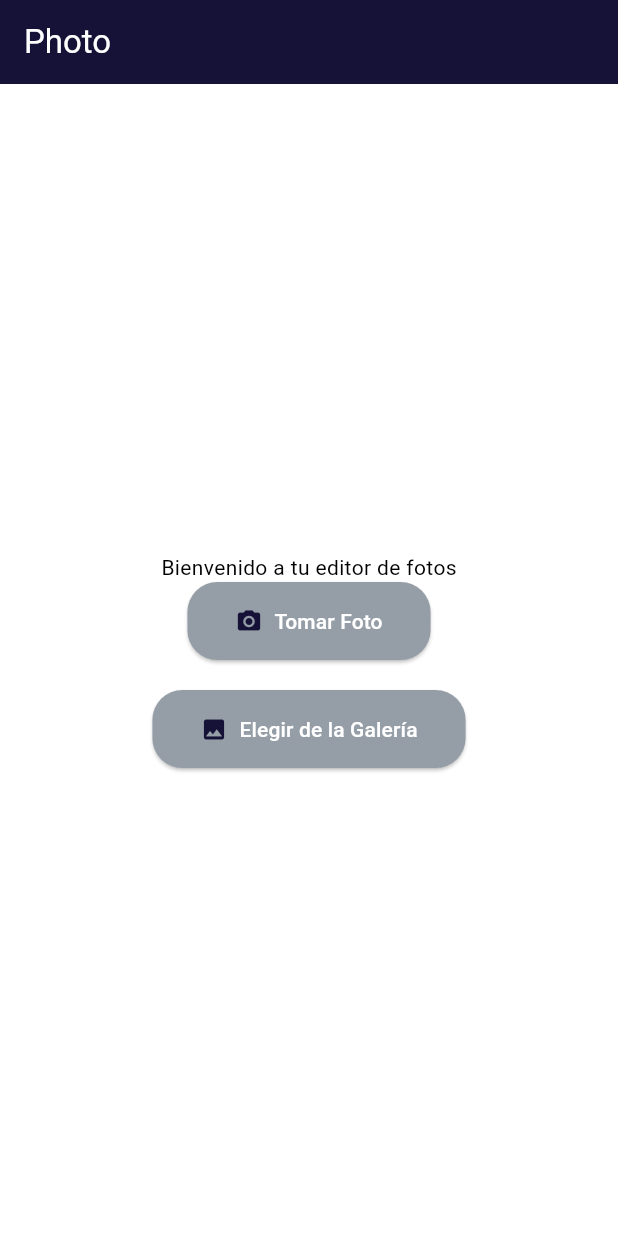
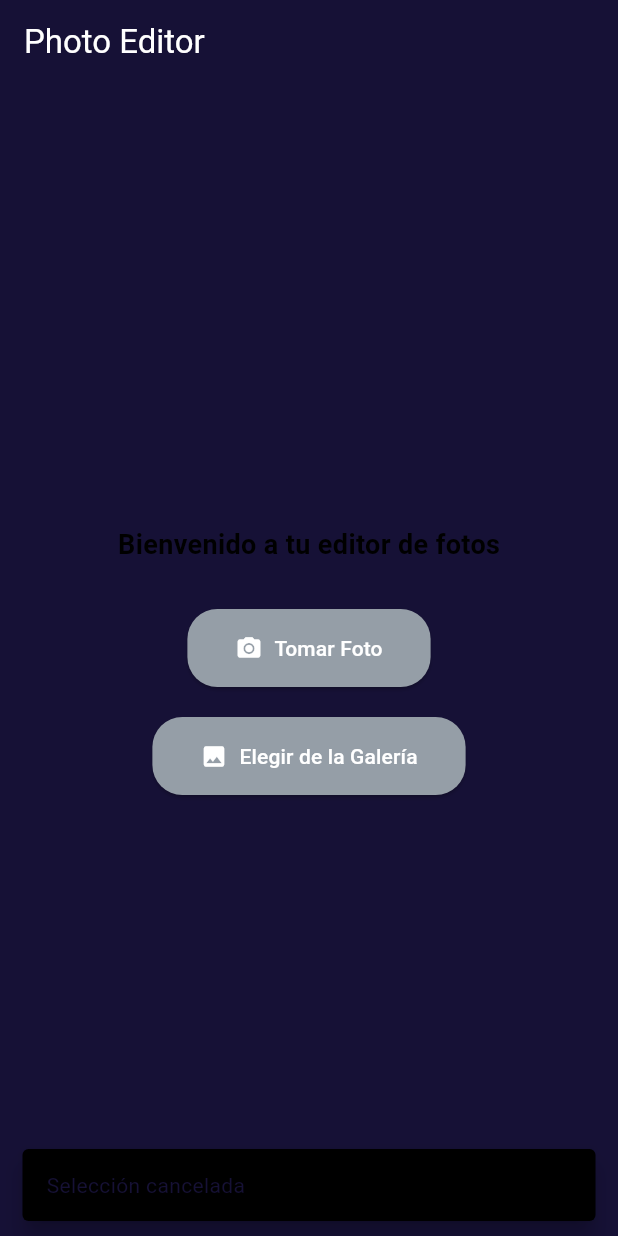
Before and after one commit to Maggiove13/Flutter-photoEditor-app, a Flutter app: the screen it shows after launch, after a tap on "Tomar Foto", on a phone screen of 412 x 824 dp. Run offline on Flutter 3.47's test engine with Material 3 defaults, Android fonts, the phone set to English and light mode, and no system bars; our stand-ins replace image_picker; missing offline and left inert: gallery_saver_plus.

Commit message:
add changes to manage the pick_image class created

```diff
--- a/lib/screens/welcome.dart
+++ b/lib/screens/welcome.dart
@@ -1,6 +1,7 @@
 import 'dart:io';
 import 'package:flutter/material.dart';
 import 'package:image_picker/image_picker.dart';
+import './pick_image.dart'; // Importamos el helper
 import 'edit_screen.dart';
 
 class WelcomeScreen extends StatefulWidget {
@@ -11,21 +12,25 @@ class WelcomeScreen extends StatefulWidget {
 }
 
 class _WelcomeScreenState extends State<WelcomeScreen> {
-  File? _selectedImage;
+  Future<void> _pickAndEditImage(ImageSource source) async {
+    File? selectedImage = await ImagePickerHelper.pickImage(context, source);
 
-  Future<void> _pickImage(ImageSource source) async {
-    final pickedFile = await ImagePicker().pickImage(source: source);
+    // Verificar si el widget todavía está montado antes de continuar
+    if (!mounted) return;
 
-    if (pickedFile != null) {
-      setState(() {
-        _selectedImage = File(pickedFile.path);
-      });
-
-      // Navegar a la pantalla de edición y pasar la imagen seleccionada
+    if (selectedImage != null) {
       Navigator.push(
         context,
         MaterialPageRoute(
-          builder: (context) => EditScreen(imagePath: _selectedImage!),
+          builder: (context) => EditScreen(imagePath: selectedImage),
+        ),
+      );
+    } else {
+      ScaffoldMessenger.of(context).showSnackBar(
+        const SnackBar(
+          content: Text("Selección cancelada"),
+          duration: Duration(seconds: 2),
+          behavior: SnackBarBehavior.floating,
         ),
       );
     }
@@ -35,34 +40,31 @@ class _WelcomeScreenState extends State<WelcomeScreen> {
   Widget build(BuildContext context) {
     return Scaffold(
       appBar: AppBar(
-        title: Text(
-          'Photo',
-          style: TextStyle(color: Theme.of(context).colorScheme.onPrimary),
+        title: const Text(
+          'Photo Editor',
+          style: TextStyle(color: Colors.white),
         ),
         backgroundColor: Theme.of(context).colorScheme.primary,
       ),
-      backgroundColor: Theme.of(context).colorScheme.secondary,
       body: Center(
         child: Column(
           mainAxisAlignment: MainAxisAlignment.center,
           children: [
-            Text('Bienvenido a tu editor de fotos'),
+            const Text(
+              'Bienvenido a tu editor de fotos',
+              style: TextStyle(fontSize: 18, fontWeight: FontWeight.bold),
+            ),
+            const SizedBox(height: 30),
             ElevatedButton.icon(
-              icon: Icon(
-                Icons.camera_alt,
-                color: Theme.of(context).colorScheme.surface,
-              ),
+              icon: const Icon(Icons.camera_alt),
               label: const Text("Tomar Foto"),
-              onPressed: () => _pickImage(ImageSource.camera),
+              onPressed: () => _pickAndEditImage(ImageSource.camera),
             ),
             const SizedBox(height: 20),
             ElevatedButton.icon(
-              icon: Icon(
-                Icons.image,
-                color: Theme.of(context).colorScheme.surface,
-              ),
+              icon: const Icon(Icons.image),
               label: const Text("Elegir de la Galería"),
-              onPressed: () => _pickImage(ImageSource.gallery),
+              onPressed: () => _pickAndEditImage(ImageSource.gallery),
             ),
           ],
         ),
```
Also changed, not shown: lib/screens/edit_screen.dart (+139 -87 lines).
